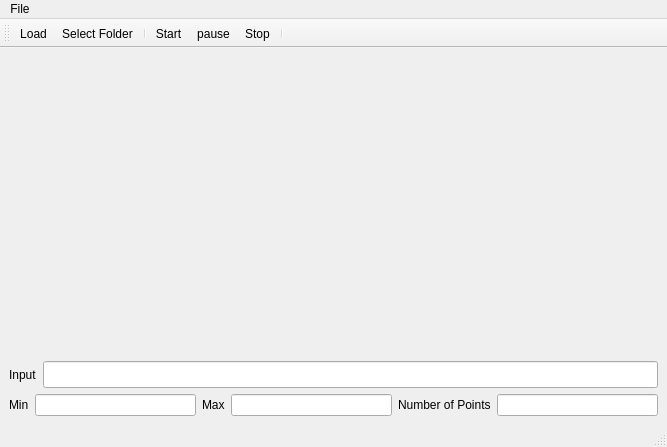
Old version of the form matplotlib_example/design.ui in the repository mwisslead/Random.
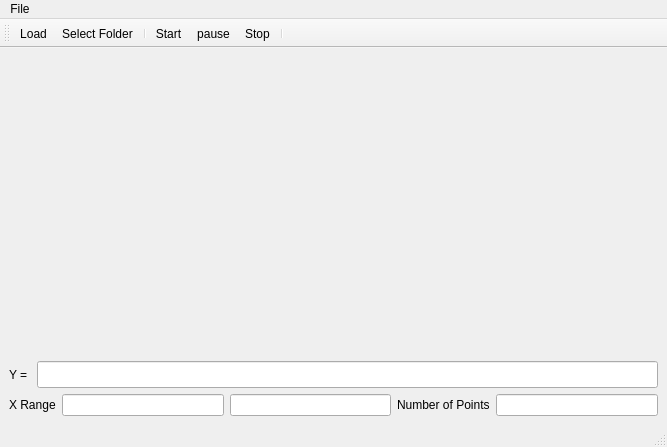
New version of the form. Icons and pictures are not drawn.

Commit message: Fixed subtraction and division and added more functions. Made ui layout more descriptive.

```diff
--- a/matplotlib_example/design.ui
+++ b/matplotlib_example/design.ui
@@ -34,7 +34,7 @@
       <item>
        <widget class="QLabel" name="label">
         <property name="text">
-         <string>Input</string>
+         <string>Y = </string>
         </property>
        </widget>
       </item>
@@ -55,20 +55,13 @@
       <item>
        <widget class="QLabel" name="lb_min">
         <property name="text">
-         <string>Min</string>
+         <string>X Range</string>
         </property>
        </widget>
       </item>
       <item>
        <widget class="QLineEdit" name="XMin"/>
       </item>
-      <item>
-       <widget class="QLabel" name="lb_max">
-        <property name="text">
-         <string>Max</string>
-        </property>
-       </widget>
-      </item>
       <item>
        <widget class="QLineEdit" name="XMax"/>
       </item>
```
The commit also changes 5 other files.
